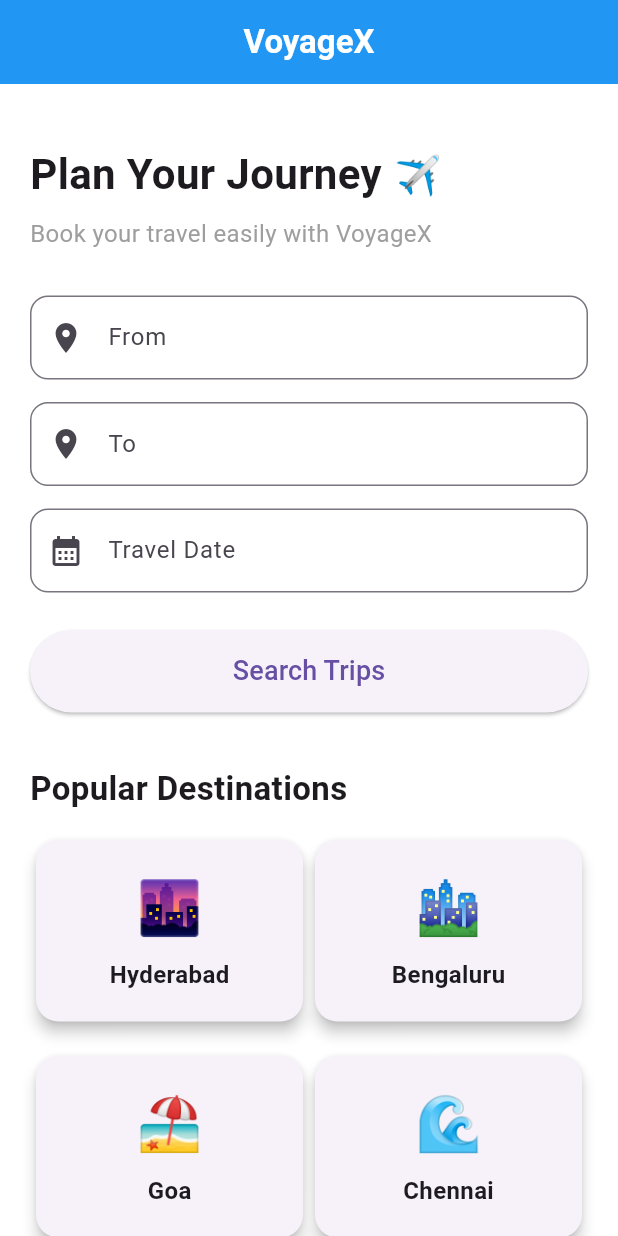
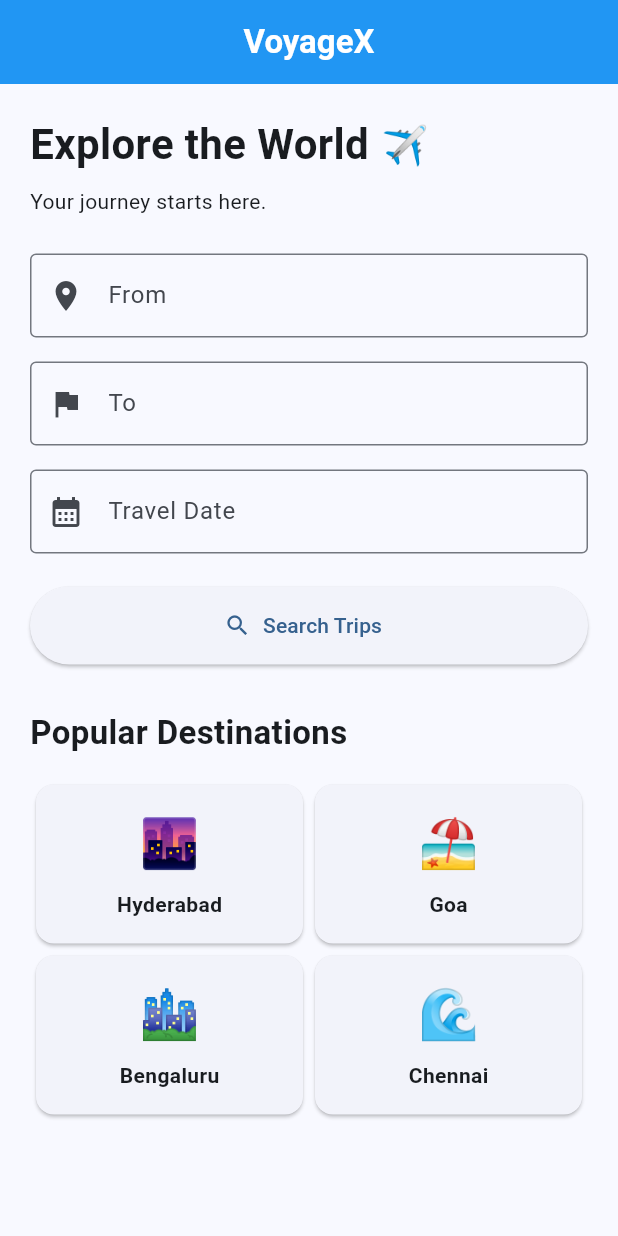
Before and after one commit to meghanaemmadi00-commits/VoyageX, a Flutter app: the screen it shows after launch, on a phone screen of 412 x 824 dp. Run offline on Flutter 3.47's test engine with Material 3 defaults, Android fonts, the light colour scheme and no system bars.

Commit message:
Created VoyageX home screen

```diff
--- a/lib/main.dart
+++ b/lib/main.dart
@@ -10,11 +10,13 @@ class VoyageXApp extends StatelessWidget {
   @override
   Widget build(BuildContext context) {
     return MaterialApp(
+      title: 'VoyageX',
       debugShowCheckedModeBanner: false,
-      title: 'VoyageX',
       theme: ThemeData(
-        primarySwatch: Colors.blue,
-        scaffoldBackgroundColor: Colors.white,
+        colorScheme: ColorScheme.fromSeed(
+          seedColor: Colors.blue,
+        ),
+        useMaterial3: true,
       ),
       home: const HomeScreen(),
     );
@@ -30,102 +32,64 @@ class HomeScreen extends StatelessWidget {
       appBar: AppBar(
         title: const Text(
           'VoyageX',
-          style: TextStyle(
-            fontWeight: FontWeight.bold,
-            color: Colors.white,
-          ),
+          style: TextStyle(fontWeight: FontWeight.bold),
         ),
         backgroundColor: Colors.blue,
+        foregroundColor: Colors.white,
         centerTitle: true,
       ),
-
       body: SingleChildScrollView(
         padding: const EdgeInsets.all(20),
         child: Column(
           crossAxisAlignment: CrossAxisAlignment.start,
           children: [
-
-            const SizedBox(height: 20),
-
             const Text(
-              'Plan Your Journey ✈️',
+              'Explore the World ✈️',
               style: TextStyle(
                 fontSize: 28,
                 fontWeight: FontWeight.bold,
               ),
             ),
-
             const SizedBox(height: 8),
-
-            const Text(
-              'Book your travel easily with VoyageX',
-              style: TextStyle(
-                fontSize: 16,
-                color: Colors.grey,
-              ),
-            ),
-
-            const SizedBox(height: 30),
-
-            // From
-            TextField(
+            const Text('Your journey starts here.'),
+            const SizedBox(height: 25),
+            const TextField(
               decoration: InputDecoration(
                 labelText: 'From',
                 hintText: 'Enter departure city',
-                prefixIcon: const Icon(Icons.location_on),
-                border: OutlineInputBorder(
-                  borderRadius: BorderRadius.circular(12),
-                ),
+                prefixIcon: Icon(Icons.location_on),
+                border: OutlineInputBorder(),
               ),
             ),
-
-            const SizedBox(height: 15),
-
-            // To
-            TextField(
+            const SizedBox(height: 16),
+            const TextField(
               decoration: InputDecoration(
                 labelText: 'To',
                 hintText: 'Enter destination city',
-                prefixIcon: const Icon(Icons.location_on),
-                border: OutlineInputBorder(
-                  borderRadius: BorderRadius.circular(12),
-                ),
+                prefixIcon: Icon(Icons.flag),
+                border: OutlineInputBorder(),
               ),
             ),
-
-            const SizedBox(height: 15),
-
-            // Date
-            TextField(
+            const SizedBox(height: 16),
+            const TextField(
               decoration: InputDecoration(
                 labelText: 'Travel Date',
-                hintText: 'Select your travel date',
-                prefixIcon: const Icon(Icons.calendar_month),
-                border: OutlineInputBorder(
-                  borderRadius: BorderRadius.circular(12),
-                ),
+                hintText: 'DD/MM/YYYY',
+                prefixIcon: Icon(Icons.calendar_month),
+                border: OutlineInputBorder(),
               ),
             ),
-
-            const SizedBox(height: 25),
-
-            // Search button
+            const SizedBox(height: 22),
             SizedBox(
               width: double.infinity,
-              height: 55,
-              child: ElevatedButton(
-                onPressed: () {
-                  print('Search clicked');
-                },
-                child: const Text(
-                  'Search Trips',
-                  style: TextStyle(fontSize: 18),
-                ),
+              height: 52,
+              child: ElevatedButton.icon(
+                onPressed: () {},
+                icon: const Icon(Icons.search),
+                label: const Text('Search Trips'),
               ),
             ),
-
-            const SizedBox(height: 35),
-
+            const SizedBox(height: 30),
             const Text(
               'Popular Destinations',
               style: TextStyle(
@@ -133,21 +97,16 @@ class HomeScreen extends StatelessWidget {
                 fontWeight: FontWeight.bold,
               ),
             ),
-
             const SizedBox(height: 15),
-
             Row(
               children: [
                 destinationCard('Hyderabad', '🌆'),
-                destinationCard('Bengaluru', '🏙️'),
+                destinationCard('Goa', '🏖️'),
               ],
             ),
-
-            const SizedBox(height: 15),
-
             Row(
               children: [
-                destinationCard('Goa', '🏖️'),
+                destinationCard('Bengaluru', '🏙️'),
                 destinationCard('Chennai', '🌊'),
               ],
             ),
@@ -157,28 +116,18 @@ class HomeScreen extends StatelessWidget {
     );
   }
 
-  Widget destinationCard(String name, String emoji) {
+  Widget destinationCard(String city, String emoji) {
     return Expanded(
       child: Card(
-        elevation: 4,
-        shape: RoundedRectangleBorder(
-          borderRadius: BorderRadius.circular(15),
-        ),
         child: Padding(
-          padding: const EdgeInsets.all(20),
+          padding: const EdgeInsets.all(16),
           child: Column(
             children: [
-              Text(
-                emoji,
-                style: const TextStyle(fontSize: 35),
-              ),
+              Text(emoji, style: const TextStyle(fontSize: 32)),
               const SizedBox(height: 8),
               Text(
-                name,
-                style: const TextStyle(
-                  fontWeight: FontWeight.bold,
-                  fontSize: 16,
-                ),
+                city,
+                style: const TextStyle(fontWeight: FontWeight.bold),
               ),
             ],
           ),
```
